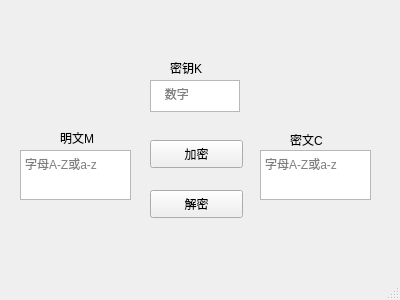
This is A4/A4_Project/mainwindow.ui in Fater20/NJUPT_SoftwareDesign as Qt 5 draws it before an edit. The edited form follows.
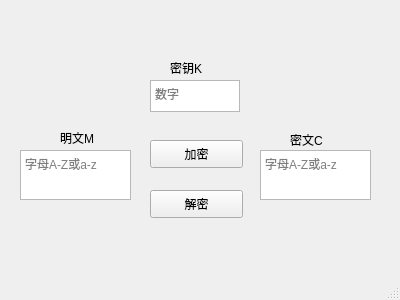
This is the edited form.

The edit to the form file:
```diff
--- a/A4/A4_Project/mainwindow.ui
+++ b/A4/A4_Project/mainwindow.ui
@@ -102,7 +102,7 @@
      </rect>
     </property>
     <property name="placeholderText">
-     <string>   数字</string>
+     <string>数字</string>
     </property>
    </widget>
    <widget class="QLabel" name="K_label">
```
